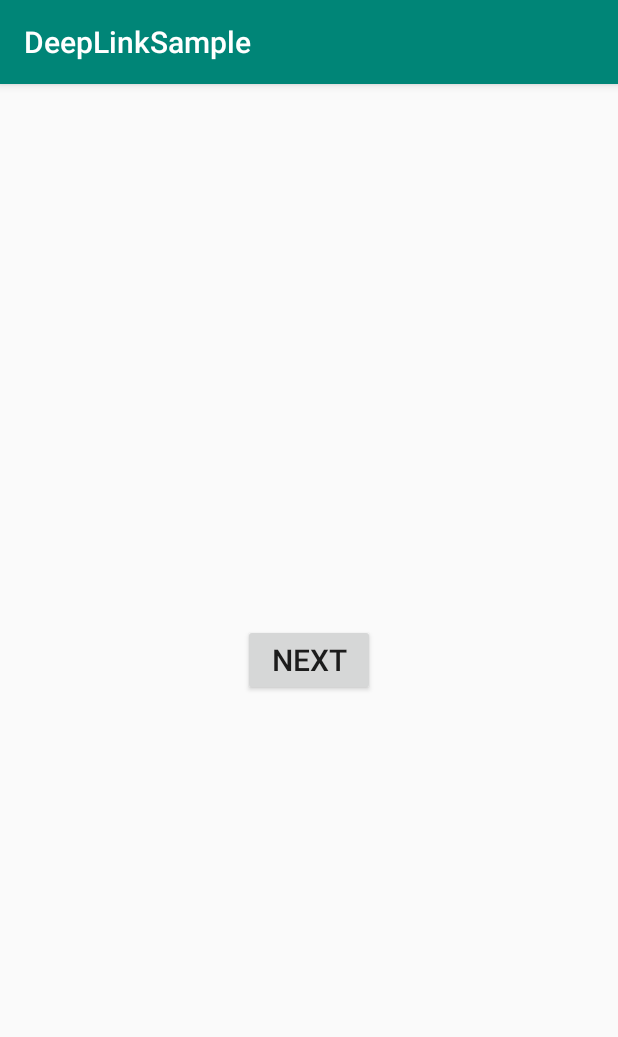
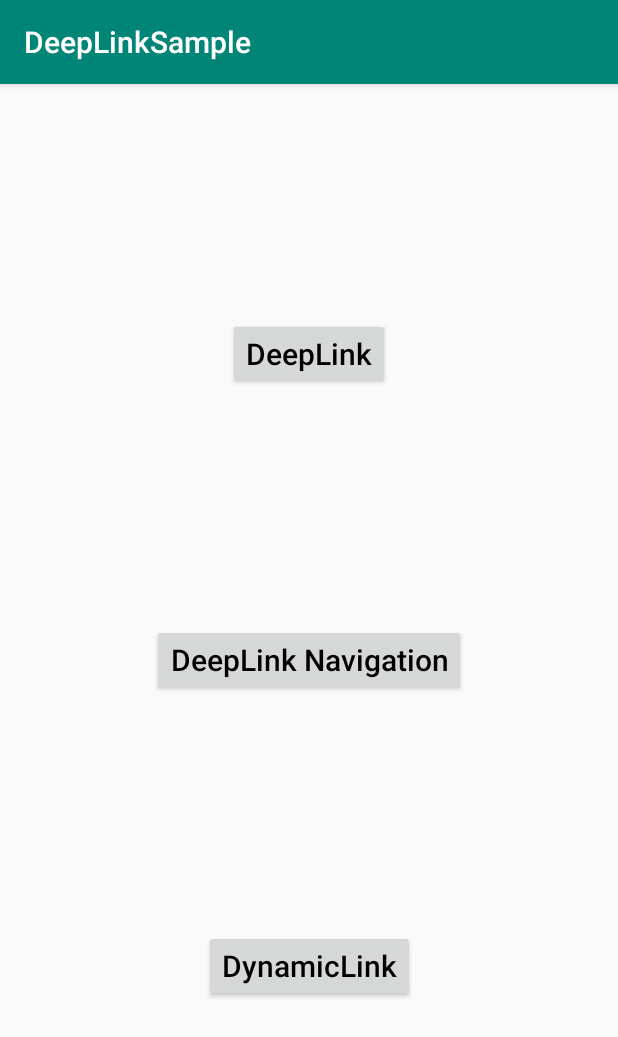
Before and after one commit to oHoangNgocThai/DeepLinkSample, an Android app: the screen it shows after launch (MainActivity), on a phone screen of 412 x 824 dp. Shown: the top 1037 px of the screen. Run offline under Robolectric (Android 15) with nearby library versions, the light colour scheme and no system bars; our stand-ins replace data binding.

Commit message:
DeepLink with Navigation Component

```diff
--- a/app/src/main/java/android/thaihn/deeplinksample/MainActivity.kt
+++ b/app/src/main/java/android/thaihn/deeplinksample/MainActivity.kt
@@ -6,15 +6,10 @@ import android.os.Bundle
 import android.support.v7.app.AppCompatActivity
 import android.thaihn.deeplinksample.databinding.ActivityMainBinding
 import android.thaihn.deeplinksample.deeplink.DeepLinkActivity
+import android.thaihn.deeplinksample.R
+import android.thaihn.deeplinksample.navigation.NavigationActivity
 
 class MainActivity : AppCompatActivity() {
-
-    companion object {
-        enum class Extras {
-            EXTRAS_NAME,
-            EXTRAS_AGE
-        }
-    }
 
     private lateinit var mainBinding: ActivityMainBinding
 
@@ -22,11 +17,15 @@ class MainActivity : AppCompatActivity() {
         super.onCreate(savedInstanceState)
         mainBinding = DataBindingUtil.setContentView(this, R.layout.activity_main)
 
-        mainBinding.btnSend.setOnClickListener {
-            startActivity(Intent(this, DeepLinkActivity::class.java).apply {
-                putExtra(Extras.EXTRAS_NAME.name, "Hoang Ngoc Thai")
-                putExtra(Extras.EXTRAS_AGE.name, 20)
-            })
+        mainBinding.btnDeepLink.setOnClickListener {
+            startActivity(Intent(this, DeepLinkActivity::class.java))
+        }
+
+        mainBinding.btnNavigation.setOnClickListener {
+            startActivity(Intent(this, NavigationActivity::class.java))
+        }
+
+        mainBinding.btnDynamicLink.setOnClickListener {
         }
     }
 }
--- a/app/src/main/res/layout/activity_main.xml
+++ b/app/src/main/res/layout/activity_main.xml
@@ -9,14 +9,45 @@
         tools:context=".MainActivity">
 
         <Button
-            android:id="@+id/btn_send"
+            android:id="@+id/btn_deep_link"
             android:layout_width="wrap_content"
             android:layout_height="wrap_content"
-            android:text="NEXT"
-            android:textSize="20dp"
+            android:text="DeepLink"
+            android:textAllCaps="false"
+            android:textColor="@android:color/black"
+            android:textSize="20sp"
+            app:layout_constraintBottom_toTopOf="@+id/btn_navigation"
+            app:layout_constraintEnd_toEndOf="parent"
+            app:layout_constraintHorizontal_bias="0.5"
+            app:layout_constraintStart_toStartOf="parent"
+            app:layout_constraintTop_toTopOf="parent" />
+
+        <Button
+            android:id="@+id/btn_navigation"
+            android:layout_width="wrap_content"
+            android:layout_height="wrap_content"
+            android:text="DeepLink Navigation"
+            android:textAllCaps="false"
+            android:textColor="@android:color/black"
+            android:textSize="20sp"
+            app:layout_constraintBottom_toTopOf="@+id/btn_dynamic_link"
+            app:layout_constraintEnd_toEndOf="parent"
+            app:layout_constraintHorizontal_bias="0.5"
+            app:layout_constraintStart_toStartOf="parent"
+            app:layout_constraintTop_toBottomOf="@+id/btn_deep_link" />
+
+        <Button
+            android:id="@+id/btn_dynamic_link"
+            android:layout_width="wrap_content"
+            android:layout_height="wrap_content"
+            android:text="DynamicLink"
+            android:textAllCaps="false"
+            android:textColor="@android:color/black"
+            android:textSize="20sp"
             app:layout_constraintBottom_toBottomOf="parent"
             app:layout_constraintEnd_toEndOf="parent"
+            app:layout_constraintHorizontal_bias="0.5"
             app:layout_constraintStart_toStartOf="parent"
-            app:layout_constraintTop_toTopOf="parent" />
+            app:layout_constraintTop_toBottomOf="@+id/btn_navigation" />
     </android.support.constraint.ConstraintLayout>
 </layout>
--- a/app/src/main/res/values/strings.xml
+++ b/app/src/main/res/values/strings.xml
@@ -1,4 +1,7 @@
 <resources>
     <string name="app_name">DeepLinkSample</string>
     <string name="detail_title">Details</string>
+
+    <!-- TODO: Remove or change this placeholder text -->
+    <string name="hello_blank_fragment">Hello blank fragment</string>
 </resources>
--- a/build.gradle
+++ b/build.gradle
@@ -9,7 +9,7 @@ buildscript {
     dependencies {
         classpath 'com.android.tools.build:gradle:3.2.1'
         classpath "org.jetbrains.kotlin:kotlin-gradle-plugin:$kotlin_version"
-
+        classpath "android.arch.navigation:navigation-safe-args-gradle-plugin:1.0.0-rc02"
         // NOTE: Do not place your application dependencies here; they belong
         // in the individual module build.gradle files
     }
```
Also changed, not shown: app/build.gradle (+11 -0 lines), app/src/main/AndroidManifest.xml (+6 -2 lines), app/src/main/java/android/thaihn/deeplinksample/deeplink/DeepLinkActivity.kt (+18 -4 lines), app/src/main/java/android/thaihn/deeplinksample/navigation/NavigationActivity.kt (added, +21 -0 lines), app/src/main/java/android/thaihn/deeplinksample/navigation/fragment/ContactFragment.kt (added, +41 -0 lines), app/src/main/java/android/thaihn/deeplinksample/navigation/fragment/DetailFragment.kt (added, +32 -0 lines), app/src/main/java/android/thaihn/deeplinksample/navigation/fragment/HomeFragment.kt (added, +30 -0 lines), app/src/main/res/layout/activity_navigation.xml (added, +17 -0 lines), app/src/main/res/layout/fragment_contact.xml (added, +33 -0 lines), app/src/main/res/layout/fragment_detail.xml (added, +21 -0 lines), app/src/main/res/layout/fragment_home.xml (added, +34 -0 lines), app/src/main/res/navigation/navigation_nav_graph.xml (added, +39 -0 lines), gradle/wrapper/gradle-wrapper.properties, 2 other files.
